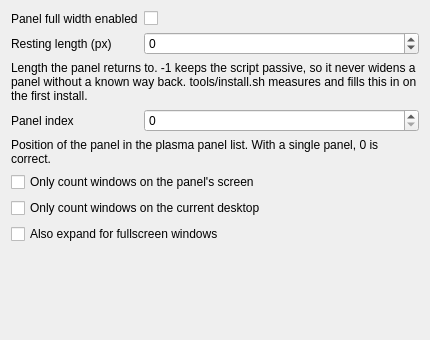
This is package/contents/ui/config.ui in JustRisu/dynamic-taskbar-width as Qt 5 draws it before an edit. The edited form follows.
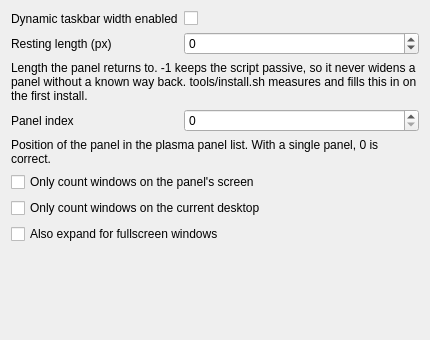
This is the edited form.

Commit message:
Rename to dynamic-taskbar-width
Package id, KConfigXT group, translation domain and the name in the KWin
scripts list become dynamic-taskbar-width. tools/install.sh migrates the
resting length from panel-full-width and panelweite, removes both packages
and their configuration groups, and reports the state with --check.

README notes the measured behaviour that a floating centred panel recomputes
its length with the task list (1290 px without a task button, 1370 px with
one), so the resting length is re-applied rather than pinned.

```diff
--- a/package/contents/ui/config.ui
+++ b/package/contents/ui/config.ui
@@ -14,7 +14,7 @@
    <item row="0" column="0">
     <widget class="QLabel" name="labelEnabled">
      <property name="text">
-      <string>Panel full width enabled</string>
+      <string>Dynamic taskbar width enabled</string>
      </property>
     </widget>
    </item>
```
The commit also changes 8 other files.
